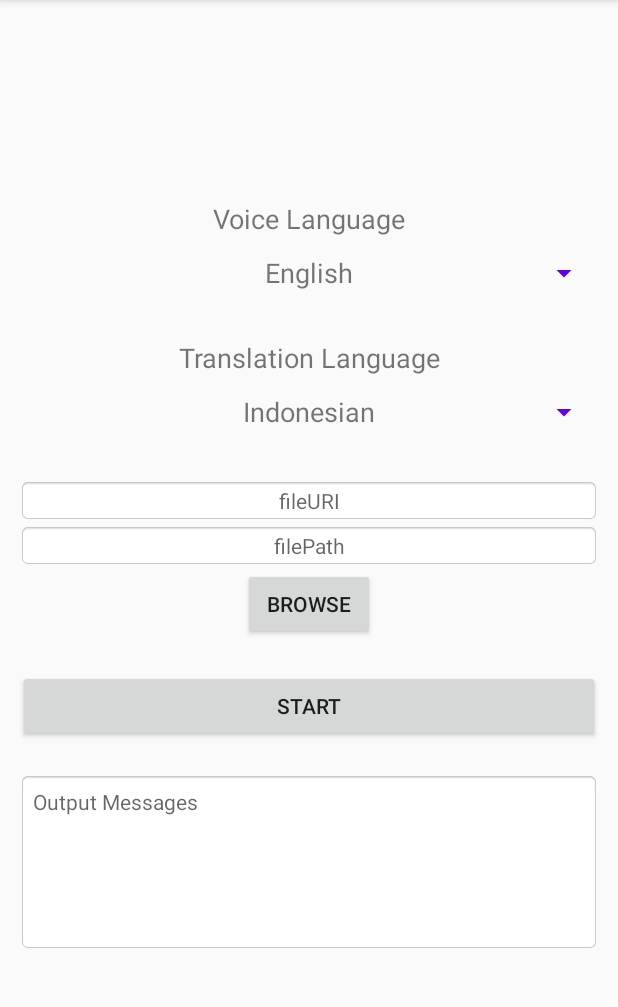
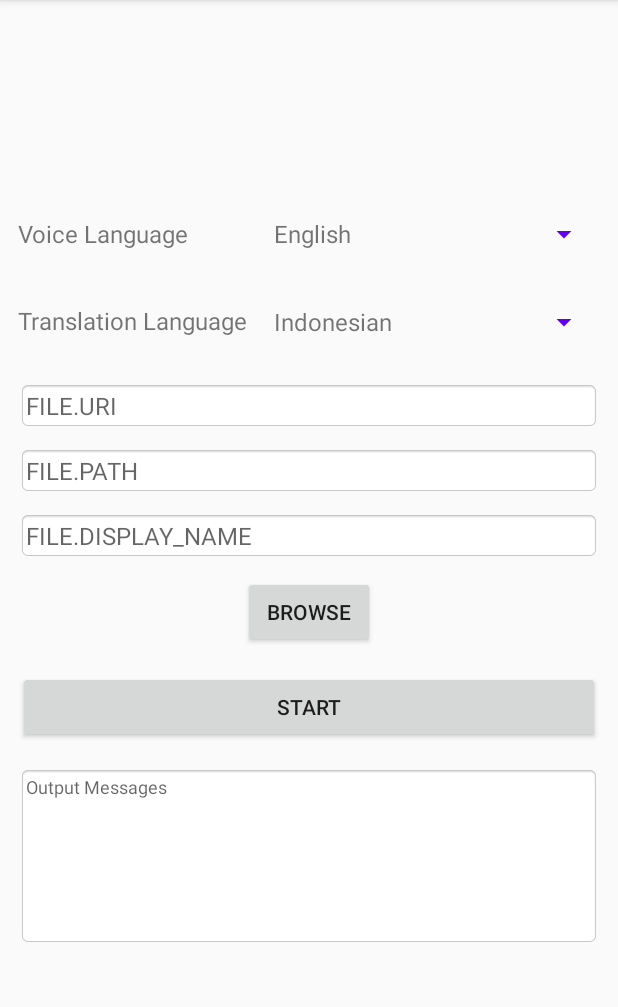
Before and after one commit to botbahlul/android-autosrt-v2, an Android app: the screen it shows after launch (MainActivity), on a phone screen of 412 x 824 dp, the part 84-1091 px from its top. Run offline under Robolectric (Android 15) with nearby library versions, the phone set to English and light mode, and no system bars.

Commit message:
Add files via upload

```diff
--- a/app/build.gradle
+++ b/app/build.gradle
@@ -20,7 +20,7 @@ android {
         minSdkVersion 23
         targetSdkVersion 29
         versionCode 2
-        versionName "2.0"
+        versionName "2.1"
 
         ndk {
             abiFilters "armeabi-v7a", "arm64-v8a", "x86", "x86_64"
--- a/app/src/main/java/com/android/autosrt/MainActivity.java
+++ b/app/src/main/java/com/android/autosrt/MainActivity.java
@@ -56,9 +56,11 @@ public class MainActivity extends AppCompatActivity {
     Spinner spinner_src_languages;
     Spinner spinner_dst_languages;
     @SuppressLint("StaticFieldLeak")
-    public static TextView textview_fileuri;
+    public static TextView textview_fileURI;
     @SuppressLint("StaticFieldLeak")
-    public static TextView textview_filepath;
+    public static TextView textview_filePath;
+    @SuppressLint("StaticFieldLeak")
+    public static TextView textview_fileDisplayName;
     @SuppressLint("StaticFieldLeak")
     public static Button button_browse, button_start;
     @SuppressLint("StaticFieldLeak")
@@ -214,20 +216,20 @@ public class MainActivity extends AppCompatActivity {
         arraylist_src_languages.add("Bambara");
         arraylist_src_languages.add("Basque");
         arraylist_src_languages.add("Belarusian");
-        arraylist_src_languages.add("Bengali (Bangla)");
+        arraylist_src_languages.add("Bengali");
         arraylist_src_languages.add("Bhojpuri");
         arraylist_src_languages.add("Bosnian");
         arraylist_src_languages.add("Bulgarian");
         arraylist_src_languages.add("Catalan");
         arraylist_src_languages.add("Cebuano");
-        arraylist_src_languages.add("Chichewa, Chewa, Nyanja");
+        arraylist_src_languages.add("Chichewa");
         arraylist_src_languages.add("Chinese (Simplified)");
         arraylist_src_languages.add("Chinese (Traditional)");
         arraylist_src_languages.add("Corsican");
         arraylist_src_languages.add("Croatian");
         arraylist_src_languages.add("Czech");
         arraylist_src_languages.add("Danish");
-        arraylist_src_languages.add("Divehi, Dhivehi, Maldivian");
+        arraylist_src_languages.add("Dhivehi");
         arraylist_src_languages.add("Dogri");
         arraylist_src_languages.add("Dutch");
         arraylist_src_languages.add("English");
@@ -262,7 +264,7 @@ public class MainActivity extends AppCompatActivity {
         arraylist_src_languages.add("Kannada");
         arraylist_src_languages.add("Kazakh");
         arraylist_src_languages.add("Khmer");
-        arraylist_src_languages.add("Kinyarwanda (Rwanda)");
+        arraylist_src_languages.add("Kinyarwanda");
         arraylist_src_languages.add("Konkani");
         arraylist_src_languages.add("Korean");
         arraylist_src_languages.add("Krio");
@@ -271,10 +273,10 @@ public class MainActivity extends AppCompatActivity {
         arraylist_src_languages.add("Kyrgyz");
         arraylist_src_languages.add("Lao");
         arraylist_src_languages.add("Latin");
-        arraylist_src_languages.add("Latvian (Lettish)");
+        arraylist_src_languages.add("Latvian");
         arraylist_src_languages.add("Lingala");
         arraylist_src_languages.add("Lithuanian");
-        arraylist_src_languages.add("Luganda, Ganda");
+        arraylist_src_languages.add("Luganda");
         arraylist_src_languages.add("Luxembourgish");
         arraylist_src_languages.add("Macedonian");
         arraylist_src_languages.add("Malagasy");
@@ -290,14 +292,14 @@ public class MainActivity extends AppCompatActivity {
         arraylist_src_languages.add("Nepali");
         arraylist_src_languages.add("Norwegian");
         arraylist_src_languages.add("Oriya");
-        arraylist_src_languages.add("Oromo (Afaan Oromo)");
-        arraylist_src_languages.add("Pashto, Pushto");
-        arraylist_src_languages.add("Persian (Farsi)");
+        arraylist_src_languages.add("Oromo");
+        arraylist_src_languages.add("Pashto");
+        arraylist_src_languages.add("Persian");
         arraylist_src_languages.add("Polish");
         arraylist_src_languages.add("Portuguese");
-        arraylist_src_languages.add("Punjabi (Eastern)");
+        arraylist_src_languages.add("Punjabi");
         arraylist_src_languages.add("Quechua");
-        arraylist_src_languages.add("Romanian, Moldavian, Moldovan");
+        arraylist_src_languages.add("Romanian");
         arraylist_src_languages.add("Russian");
         arraylist_src_languages.add("Samoan");
         arraylist_src_languages.add("Sanskrit");
@@ -313,7 +315,7 @@ public class MainActivity extends AppCompatActivity {
         arraylist_src_languages.add("Somali");
         arraylist_src_languages.add("Spanish");
         arraylist_src_languages.add("Sundanese");
-        arraylist_src_languages.add("Swahili (Kiswahili)");
+        arraylist_src_languages.add("Swahili");
         arraylist_src_languages.add("Swedish");
         arraylist_src_languages.add("Tajik");
         arraylist_src_languages.add("Tamil");
@@ -484,20 +486,20 @@ public class MainActivity extends AppCompatActivity {
         arraylist_dst_languages.add("Bambara");
         arraylist_dst_languages.add("Basque");
         arraylist_dst_languages.add("Belarusian");
-        arraylist_dst_languages.add("Bengali (Bangla)");
+        arraylist_dst_languages.add("Bengali");
         arraylist_dst_languages.add("Bhojpuri");
         arraylist_dst_languages.add("Bosnian");
         arraylist_dst_languages.add("Bulgarian");
         arraylist_dst_languages.add("Catalan");
         arraylist_dst_languages.add("Cebuano");
-        arraylist_dst_languages.add("Chichewa, Chewa, Nyanja");
+        arraylist_dst_languages.add("Chichewa");
         arraylist_dst_languages.add("Chinese (Simplified)");
         arraylist_dst_languages.add("Chinese (Traditional)");
         arraylist_dst_languages.add("Corsican");
         arraylist_dst_languages.add("Croatian");
         arraylist_dst_languages.add("Czech");
         arraylist_dst_languages.add("Danish");
-        arraylist_dst_languages.add("Divehi, Dhivehi, Maldivian");
+        arraylist_dst_languages.add("Dhivehi");
         arraylist_dst_languages.add("Dogri");
         arraylist_dst_languages.add("Dutch");
         arraylist_dst_languages.add("English");
@@ -532,7 +534,7 @@ public class MainActivity extends AppCompatActivity {
         arraylist_dst_languages.add("Kannada");
         arraylist_dst_languages.add("Kazakh");
         arraylist_dst_languages.add("Khmer");
-        arraylist_dst_languages.add("Kinyarwanda (Rwanda)");
+        arraylist_dst_languages.add("Kinyarwanda");
         arraylist_dst_languages.add("Konkani");
         arraylist_dst_languages.add("Korean");
         arraylist_dst_languages.add("Krio");
@@ -541,10 +543,10 @@ public class MainActivity extends AppCompatActivity {
         arraylist_dst_languages.add("Kyrgyz");
         arraylist_dst_languages.add("Lao");
         arraylist_dst_languages.add("Latin");
-        arraylist_dst_languages.add("Latvian (Lettish)");
+        arraylist_dst_languages.add("Latvian");
         arraylist_dst_languages.add("Lingala");
         arraylist_dst_languages.add("Lithuanian");
-        arraylist_dst_languages.add("Luganda, Ganda");
+        arraylist_dst_languages.add("Luganda");
         arraylist_dst_languages.add("Luxembourgish");
         arraylist_dst_languages.add("Macedonian");
         arraylist_dst_languages.add("Malagasy");
@@ -560,14 +562,14 @@ public class MainActivity extends AppCompatActivity {
         arraylist_dst_languages.add("Nepali");
         arraylist_dst_languages.add("Norwegian");
         arraylist_dst_languages.add("Oriya");
-        arraylist_dst_languages.add("Oromo (Afaan Oromo)");
-        arraylist_dst_languages.add("Pashto, Pushto");
-        arraylist_dst_languages.add("Persian (Farsi)");
+        arraylist_dst_languages.add("Oromo");
+        arraylist_dst_languages.add("Pashto");
+        arraylist_dst_languages.add("Persian");
         arraylist_dst_languages.add("Polish");
         arraylist_dst_languages.add("Portuguese");
-        arraylist_dst_languages.add("Punjabi (Eastern)");
+        arraylist_dst_languages.add("Punjabi");
         arraylist_dst_languages.add("Quechua");
-        arraylist_dst_languages.add("Romanian, Moldavian, Moldovan");
+        arraylist_dst_languages.add("Romanian");
         arraylist_dst_languages.add("Russian");
         arraylist_dst_languages.add("Samoan");
         arraylist_dst_languages.add("Sanskrit");
@@ -583,7 +585,7 @@ public class MainActivity extends AppCompatActivity {
         arraylist_dst_languages.add("Somali");
         arraylist_dst_languages.add("Spanish");
         arraylist_dst_languages.add("Sundanese");
-        arraylist_dst_languages.add("Swahili (Kiswahili)");
+        arraylist_dst_languages.add("Swahili");
         arraylist_dst_languages.add("Swedish");
         arraylist_dst_languages.add("Tajik");
         arraylist_dst_languages.add("Tamil");
@@ -615,15 +617,16 @@ public class MainActivity extends AppCompatActivity {
         setup_src_spinner(arraylist_src_languages);
         spinner_dst_languages = findViewById(R.id.spinner_dst_languages);
         setup_dst_spinner(arraylist_dst_languages);
-        textview_fileuri = findViewById(R.id.textview_fileuri);
-        textview_filepath = findViewById(R.id.textview_filepath);
+        textview_fileURI = findViewById(R.id.textview_fileURI);
+        textview_filePath = findViewById(R.id.textview_filePath);
+        textview_fileDisplayName = findViewById(R.id.textview_fileDisplayName);
         button_browse = findViewById(R.id.button_browse);
         button_start = findViewById(R.id.button_start);
         textview_output = findViewById(R.id.textview_output);
         spinner_src_languages.setFocusable(true);
         spinner_src_languages.requestFocus();
 
-        textview_fileuri.setMovementMethod(new ScrollingMovementMethod());
+        textview_fileURI.setMovementMethod(new ScrollingMovementMethod());
         textview_output.setMovementMethod(new ScrollingMovementMethod());
 
         if (getSupportActionBar() != null) {
@@ -762,17 +765,18 @@ public class MainActivity extends AppCompatActivity {
                         if (intent != null) {
                             FILE.URI = intent.getData();
                         }
-                        textview_fileuri.setText(FILE.URI.toString());
+                        FILE.PATH = Uri2Path(getApplicationContext(), FILE.URI);
                         FILE.DISPLAY_NAME = queryName(getApplicationContext(), FILE.URI);
-                        FILE.PATH = Uri2Path(getApplicationContext(), FILE.URI);
                         FILE.SRT_FINAL_PATH = substring(FILE.PATH,0,FILE.PATH.length()-4) + ".srt";
                         FILE.SRT_TRANSLATED_FINAL_PATH = substring(FILE.PATH,0,FILE.PATH.length()-4) + "_translated.srt";
-                        textview_filepath.setText(FILE.PATH + "\n\n");
-                        String m =  "uriDisplayName = " + FILE.DISPLAY_NAME;
-                        textview_output.append(m + "\n\n");
-                        textview_output.append("filePath = " + FILE.PATH + "\n\n");
-                        //textview_output.append("FILE.SRT_FINAL_PATH = " + FILE.SRT_FINAL_PATH + "\n\n");
-                        //textview_output.append("FILE.SRT_TRANSLATED_FINAL_PATH = " + FILE.SRT_TRANSLATED_FINAL_PATH + "\n\n");
+                        runOnUiThread(() -> {
+                            String t1 = "FILE.URI = " + FILE.URI;
+                            textview_fileURI.setText(t1);
+                            String t2 = "FILE.PATH = " + FILE.PATH;
+                            textview_filePath.setText(t2);
+                            String t3 = "FILE.DISPLAY_NAME = " + FILE.DISPLAY_NAME;
+                            textview_fileDisplayName.setText(t3);
+                        });
                     }
                 }
             });
--- a/app/src/main/res/layout/activity_main.xml
+++ b/app/src/main/res/layout/activity_main.xml
@@ -21,16 +21,15 @@
             android:id="@+id/textview_text1"
             android:text="@string/textview_voice_language_hints"
             android:padding="0dp"
-            android:gravity="center"
+            android:gravity="start|center"
             android:textAlignment="gravity"
-            android:textSize="18sp"
-            android:layout_width="match_parent"
-            android:layout_height="wrap_content"
+            android:textSize="16sp"
+            android:layout_width="160dp"
+            android:layout_height="48dp"
             android:layout_marginStart="5dp"
             android:layout_marginTop="0dp"
             android:layout_marginEnd="5dp"
             android:layout_marginBottom="0dp"
-            android:layout_centerHorizontal="true"
             />
 
         <Spinner
@@ -39,35 +38,32 @@
             android:spinnerMode="dropdown"
             android:minHeight="48dp"
             android:padding="0dp"
-            android:gravity="center"
+            android:gravity="start"
             android:textAlignment="gravity"
-            android:textSize="12sp"
             android:backgroundTint="@color/colorPrimary"
-            android:layout_below="@+id/textview_text1"
-            android:layout_width="match_parent"
-            android:layout_height="wrap_content"
+            android:layout_toEndOf="@+id/textview_text1"
+            android:layout_width="fill_parent"
+            android:layout_height="fill_parent"
             android:layout_marginStart="5dp"
             android:layout_marginTop="0dp"
             android:layout_marginEnd="5dp"
-            android:layout_marginBottom="20dp"
-            android:layout_centerHorizontal="true"
+            android:layout_marginBottom="5dp"
             />
 
         <TextView
             android:id="@+id/textview_text2"
             android:text="@string/textview_translation_language_hints"
             android:padding="0dp"
-            android:gravity="center"
+            android:gravity="start|center"
             android:textAlignment="gravity"
-            android:textSize="18sp"
-            android:layout_width="match_parent"
-            android:layout_height="wrap_content"
-            android:layout_below="@+id/spinner_src_languages"
+            android:textSize="16sp"
+            android:layout_width="160dp"
+            android:layout_height="48dp"
+            android:layout_below="@+id/textview_text1"
             android:layout_marginStart="5dp"
-            android:layout_marginTop="0dp"
+            android:layout_marginTop="10dp"
             android:layout_marginEnd="5dp"
-            android:layout_marginBottom="0dp"
-            android:layout_centerHorizontal="true"
+            android:layout_marginBottom="5dp"
             />
 
         <Spinner
@@ -76,55 +72,79 @@
             android:spinnerMode="dropdown"
             android:minHeight="48dp"
             android:padding="0dp"
-            android:gravity="center"
+            android:gravity="start"
             android:textAlignment="gravity"
-            android:textSize="12sp"
             android:backgroundTint="@color/colorPrimary"
-            android:layout_below="@+id/textview_text2"
-            android:layout_width="match_parent"
+            android:layout_toEndOf="@+id/textview_text2"
+            android:layout_below="@+id/spinner_src_languages"
+            android:layout_width="fill_parent"
             android:layout_height="wrap_content"
             android:layout_marginStart="5dp"
-            android:layout_marginTop="0dp"
+            android:layout_marginTop="5dp"
             android:layout_marginEnd="5dp"
-            android:layout_marginBottom="20dp"
+            android:layout_marginBottom="5dp"
             android:layout_centerHorizontal="true"
             />
 
         <TextView
-            android:id="@+id/textview_fileuri"
-            android:hint="@string/fileURI"
+            android:id="@+id/textview_fileURI"
+            android:hint="@string/file_uri"
+            android:minHeight="24dp"
             android:padding="5dp"
-            android:gravity="center"
+            android:gravity="left"
             android:textAlignment="gravity"
-            android:textSize="14sp"
+            android:textSize="16sp"
             android:background="@android:drawable/editbox_background"
             android:layout_width="match_parent"
             android:layout_height="wrap_content"
             android:layout_below="@+id/spinner_dst_languages"
             android:layout_marginStart="5dp"
-            android:layout_marginTop="0dp"
+            android:layout_marginTop="10dp"
             android:layout_marginEnd="5dp"
-            android:layout_marginBottom="0dp"
+            android:layout_marginBottom="5dp"
             android:layout_centerHorizontal="true"
-            tools:ignore="RtlHardcoded" />
+            tools:ignore="RtlHardcoded"
+            />
 
         <TextView
-            android:id="@+id/textview_filepath"
-            android:hint="@string/filepath"
+            android:id="@+id/textview_filePath"
+            android:hint="@string/file_path"
+            android:minHeight="24dp"
             android:padding="5dp"
-            android:gravity="center"
+            android:gravity="left"
             android:textAlignment="gravity"
-            android:textSize="14sp"
+            android:textSize="16sp"
             android:background="@android:drawable/editbox_background"
             android:layout_width="match_parent"
             android:layout_height="wrap_content"
-            android:layout_below="@+id/textview_fileuri"
+            android:layout_below="@+id/textview_fileURI"
             android:layout_marginStart="5dp"
-            android:layout_marginTop="0dp"
+            android:layout_marginTop="5dp"
             android:layout_marginEnd="5dp"
-            android:layout_marginBottom="0dp"
+            android:layout_marginBottom="5dp"
             android:layout_centerHorizontal="true"
-            tools:ignore="RtlHardcoded" />
+            tools:ignore="RtlHardcoded"
+            />
+
+        <TextView
+            android:id="@+id/textview_fileDisplayName"
+            android:hint="@string/file_display_name"
+            android:minHeight="24dp"
+            android:padding="5dp"
+            android:gravity="left"
+            android:textAlignment="gravity"
+            android:textSize="16sp"
+            android:background="@android:drawable/editbox_background"
+            android:layout_width="match_parent"
+            android:layout_height="wrap_content"
+            android:layout_below="@+id/textview_filePath"
+            android:layout_marginStart="5dp"
+            android:layout_marginTop="5dp"
+            android:layout_marginEnd="5dp"
+            android:layout_marginBottom="5dp"
+            android:layout_centerHorizontal="true"
+            tools:ignore="RtlHardcoded"
+            />
 
         <Button
             android:id="@+id/button_browse"
@@ -135,13 +155,13 @@
             android:textSize="14sp"
             android:layout_width="wrap_content"
             android:layout_height="wrap_content"
-            android:layout_below="@+id/textview_filepath"
+            android:layout_below="@+id/textview_fileDisplayName"
             android:layout_centerHorizontal="true"
             android:layout_gravity="center_horizontal"
             android:layout_marginStart="5dp"
-            android:layout_marginTop="0dp"
+            android:layout_marginTop="5dp"
             android:layout_marginEnd="5dp"
-            android:layout_marginBottom="20dp"
+            android:layout_marginBottom="5dp"
             />
 
         <Button
@@ -155,19 +175,19 @@
             android:layout_height="wrap_content"
             android:layout_below="@+id/button_browse"
             android:layout_marginStart="5dp"
-            android:layout_marginTop="0dp"
+            android:layout_marginTop="10dp"
             android:layout_marginEnd="5dp"
-            android:layout_marginBottom="20dp"
+            android:layout_marginBottom="5dp"
             android:layout_centerHorizontal="true"
             />
 
         <TextView
             android:id="@+id/textview_output"
             android:hint="@string/output_messages"
-            android:padding="10dp"
+            android:padding="5dp"
             android:gravity="left"
             android:textAlignment="gravity"
-            android:textSize="14sp"
+            android:textSize="12sp"
             android:scrollbars="vertical"
             android:isScrollContainer="true"
             android:background="@android:drawable/editbox_background"
@@ -177,10 +197,11 @@
             android:layout_below="@+id/button_start"
             android:layout_centerHorizontal="true"
             android:layout_marginStart="5dp"
-            android:layout_marginTop="0dp"
+            android:layout_marginTop="10dp"
             android:layout_marginEnd="5dp"
-            android:layout_marginBottom="0dp"
-            tools:ignore="RtlHardcoded,SmallSp" />
+            android:layout_marginBottom="5dp"
+            tools:ignore="RtlHardcoded,SmallSp"
+            />
 
     </RelativeLayout>
 </ScrollView>
--- a/app/src/main/res/layout/spinner_textview_align.xml
+++ b/app/src/main/res/layout/spinner_textview_align.xml
@@ -4,9 +4,7 @@
 		android:id="@+id/textView1"
 		android:layout_width="match_parent"
 		android:layout_height="wrap_content"
-		android:layout_centerHorizontal="true"
-		android:layout_centerVertical="true"
-		android:textSize="18sp"
+		android:textSize="16sp"
 		android:textAlignment="gravity"
-		android:gravity="center"
+		android:gravity="start"
 	/>
--- a/app/src/main/res/values/strings.xml
+++ b/app/src/main/res/values/strings.xml
@@ -4,11 +4,13 @@
     <string name="voice_language_hints">Voice Language</string>
     <string name="textview_translation_language_hints">Translation Language</string>
     <string name="translation_language_hints">Translation Language</string>
-    <string name="fileURI">fileURI</string>
     <string name="browse">Browse</string>
     <string name="start">Start</string>
     <string name="output_messages">Output Messages</string>
     <string name="voice_language">Voice Language</string>
-    <string name="filepath">filePath</string>
     <string name="cancel">Cancel</string>
+    <string name="transcribe_status">TRANSCRIBE_STATUS.IS_TRANSCRIBING</string>
+    <string name="file_uri">FILE.URI</string>
+    <string name="file_display_name">FILE.DISPLAY_NAME</string>
+    <string name="file_path">FILE.PATH</string>
 </resources>
```
Also changed, not shown: app/src/main/java/com/android/autosrt/AutoScrollTextView.java (added, +75 -0 lines), app/src/main/java/com/android/autosrt/TranscribeActivity.java (+3 -5 lines), app/src/main/res/layout/actionbar_layout.xml (added, +18 -0 lines), 1 other file.
